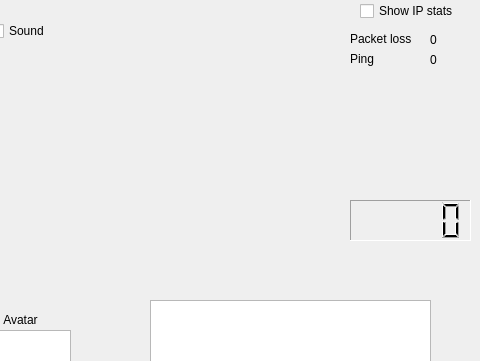
Before: the Qt Designer form gui/ui/main_window.ui in contremaitre/BomberDude, drawn with Qt 5; both pictures show x 320 to 800 and y 0 to 361 of the 800 by 600 pixel window.
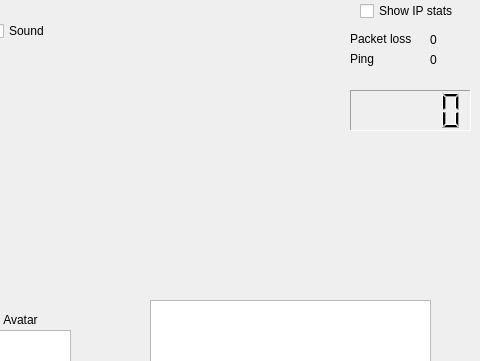
After: the same form once the commit is applied.

Commit message: add a new widget to display players name and graphics when the game is started

What changed in the file:
```diff
--- a/gui/ui/main_window.ui
+++ b/gui/ui/main_window.ui
@@ -176,7 +176,7 @@
       <x>670</x>
       <y>0</y>
       <width>131</width>
-      <height>191</height>
+      <height>81</height>
      </rect>
     </property>
     <widget class="QLabel" name="pack_loss_text">
@@ -505,7 +505,7 @@
     <property name="geometry">
      <rect>
       <x>670</x>
-      <y>200</y>
+      <y>90</y>
       <width>121</width>
       <height>41</height>
      </rect>
```
Left out of the diff: 15 changed lines with no effect on the pictures. The commit also changes 1 other file.
